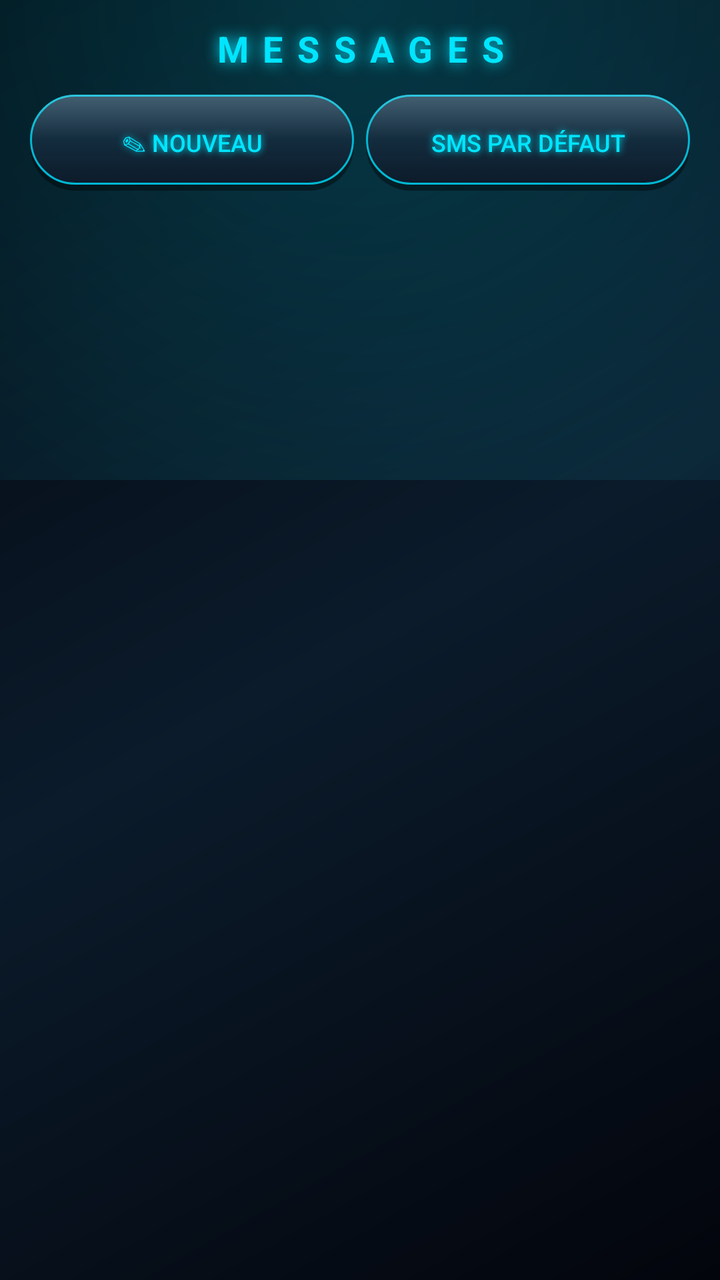
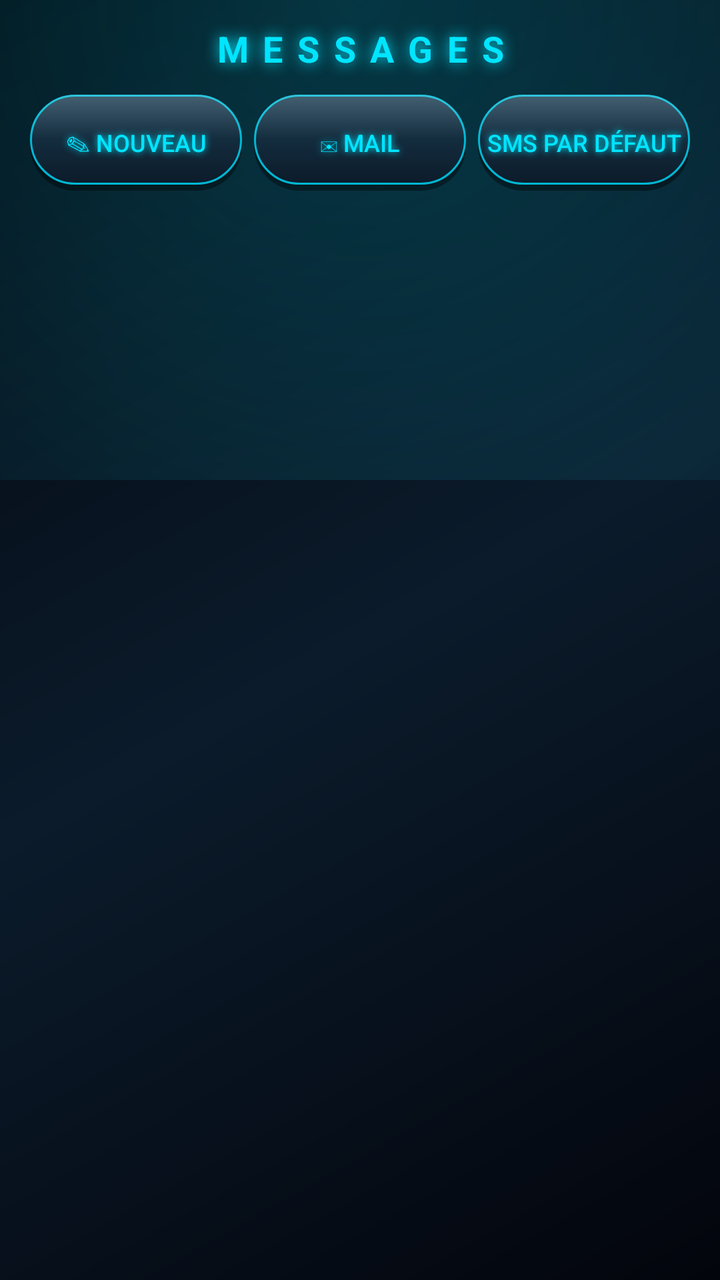

Screens rendered from an Android XML layout before and after an edit, with the pre-edit source and the edit as a unified diff.
<!-- AndroidManifest.xml: application theme AppTheme -->
<!-- res/layout/activity_conversations.xml -->
<?xml version="1.0" encoding="utf-8"?>
<LinearLayout xmlns:android="http://schemas.android.com/apk/res/android"
    android:layout_width="match_parent"
    android:layout_height="match_parent"
    android:orientation="vertical"
    android:padding="12dp">

    <TextView
        style="@style/NeonTitle"
        android:layout_width="match_parent"
        android:layout_height="wrap_content"
        android:gravity="center"
        android:text="@string/sms_title"
        android:textSize="18sp"
        android:paddingBottom="8dp" />

    <LinearLayout
        android:layout_width="match_parent"
        android:layout_height="wrap_content"
        android:orientation="horizontal">

        <Button android:id="@+id/btnNewMsg" style="@style/ActionBtn"
            android:layout_width="0dp" android:layout_weight="1"
            android:text="@string/new_message" />
        <Button android:id="@+id/btnSmsDefault" style="@style/ActionBtn"
            android:layout_width="0dp" android:layout_weight="1"
            android:text="@string/sms_default" />
    </LinearLayout>

    <ListView
        android:id="@+id/list"
        android:layout_width="match_parent"
        android:layout_height="match_parent"
        android:layout_marginTop="8dp"
        android:divider="?attr/cNeonDim"
        android:dividerHeight="0.5dp" />
</LinearLayout>
<!-- resources referenced by this layout -->
<resources>
  <string name="new_message">✎ NOUVEAU</string>
  <string name="sms_default">SMS PAR DÉFAUT</string>
  <string name="sms_title">MESSAGES</string>
  <style name="ActionBtn">
          <item name="android:layout_height">wrap_content</item>
          <item name="android:textColor">?attr/cNeon</item>
          <item name="android:textSize">12sp</item>
          <item name="android:background">@drawable/btn_action</item>
          <item name="android:stateListAnimator">@animator/press</item>
          <item name="android:layout_margin">3dp</item>
          <item name="android:paddingTop">12dp</item>
          <item name="android:paddingBottom">12dp</item>
          <item name="android:shadowColor">?attr/cNeon</item>
          <item name="android:shadowRadius">8</item>
          <item name="android:shadowDx">0</item>
          <item name="android:shadowDy">0</item>
      </style>
  <style name="NeonTitle">
          <item name="android:textColor">?attr/cNeon</item>
          <item name="android:textStyle">bold</item>
          <item name="android:letterSpacing">0.4</item>
          <item name="android:shadowColor">?attr/cNeon</item>
          <item name="android:shadowRadius">18</item>
          <item name="android:shadowDx">0</item>
          <item name="android:shadowDy">0</item>
      </style>
  <style name="AppTheme" parent="android:Theme.Material.NoActionBar">
          <item name="android:windowBackground">@drawable/bg_gradient</item>
          <item name="android:colorAccent">?attr/cNeon</item>
          <item name="android:textColor">@color/text_main</item>
          <item name="android:textColorPrimary">@color/text_main</item>
          <item name="android:textColorSecondary">@color/text_dim</item>
          <item name="android:editTextColor">@color/text_main</item>
          <item name="android:textColorHint">@color/text_dim</item>
          <item name="android:statusBarColor">@color/bg_deep</item>
          <item name="android:navigationBarColor">@color/bg_deep</item>
          
          <item name="cNeon">#00E5FF</item>
          <item name="cNeonDim">#00B8D4</item>
          <item name="cHalo">#3300E5FF</item>
          <item name="cHaloStrong">#8000E5FF</item>
      </style>
  <!-- drawable bg_gradient (drawable) -->
  <?xml version="1.0" encoding="utf-8"?>
  <layer-list xmlns:android="http://schemas.android.com/apk/res/android">
      <item>
          <shape>
              <gradient
                  android:startColor="#03050C"
                  android:centerColor="#0B1B2B"
                  android:endColor="#03050C"
                  android:angle="135" />
          </shape>
      </item>
      <item android:bottom="400dp">
          <shape>
              <gradient
                  android:type="radial"
                  android:gradientRadius="420dp"
                  android:centerX="0.5" android:centerY="0"
                  android:startColor="?attr/cHalo"
                  android:endColor="#00000000" />
          </shape>
      </item>
  </layer-list>
  <color name="text_main">#E6F7FF</color>
  <color name="text_dim">#7FB8CC</color>
  <color name="bg_deep">#050810</color>
  <!-- unchanged entries left out for length: 1 -->
</resources>

<!-- the commit's change to res/layout/activity_conversations.xml (unified diff, before → after) -->
@@ -22,6 +22,9 @@
         <Button android:id="@+id/btnNewMsg" style="@style/ActionBtn"
             android:layout_width="0dp" android:layout_weight="1"
             android:text="@string/new_message" />
+        <Button android:id="@+id/btnMail" style="@style/ActionBtn"
+            android:layout_width="0dp" android:layout_weight="1"
+            android:text="@string/mail_btn" />
         <Button android:id="@+id/btnSmsDefault" style="@style/ActionBtn"
             android:layout_width="0dp" android:layout_weight="1"
             android:text="@string/sms_default" />
<!-- resource entries referenced after the edit -->
@@ -1,5 +1,6 @@
 <!-- resources referenced by this layout -->
 <resources>
+  <string name="mail_btn">✉ MAIL</string>
   <string name="new_message">✎ NOUVEAU</string>
   <string name="sms_default">SMS PAR DÉFAUT</string>
   <string name="sms_title">MESSAGES</string>
